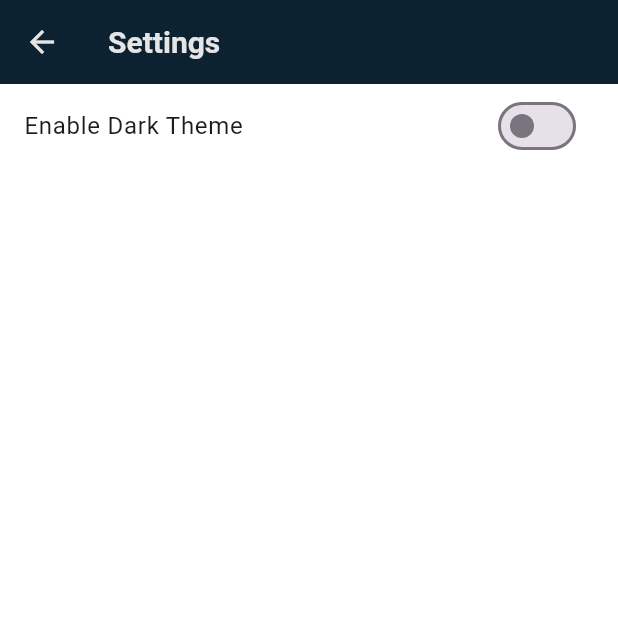
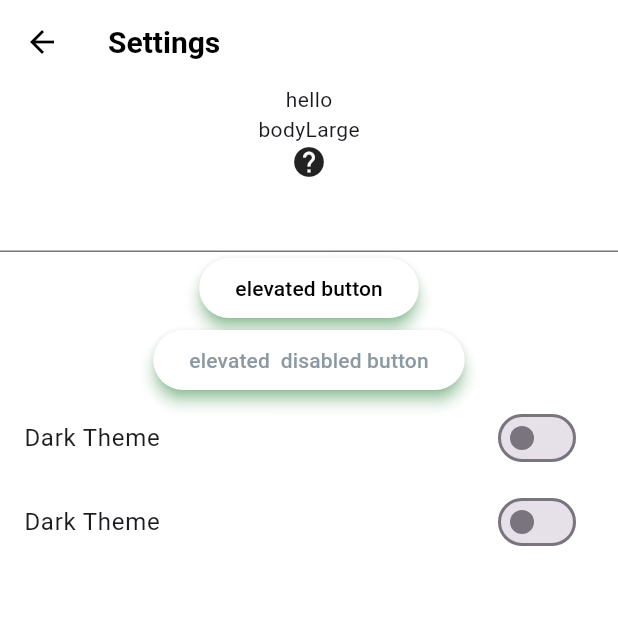
Before and after one commit to riyan-dcosta/ai_application_dct, a Flutter app: the SettingsPage screen opened by its route, on a phone screen of 412 x 824 dp, the top half of it. Run offline on Flutter 3.47's test engine with Material 2 defaults, Android fonts, the phone set to English and light mode, and no system bars; our stand-ins replace camera, dotted_border, file_picker, flutter_riverpod, freezed_annotation, go_router and 2 more; missing offline and left inert: camerawesome, circular_progress_bar_with_lines, flutter_pdfview, google_mlkit_face_detection, pigeon; generated files the repository leaves out were written again.

Commit message:
updates to theme options.

```diff
--- a/lib/features/settings/presentation/pages/settings_page.dart
+++ b/lib/features/settings/presentation/pages/settings_page.dart
@@ -13,13 +13,32 @@ class SettingsPage extends ConsumerWidget {
       ),
       body: Column(
         children: [
+          /// The below widgets are for testing theming
+          const Text("hello"),
+          const Text(
+            "bodyLarge",
+            style: TextStyle(),
+          ),
+          const Icon(Icons.help),
+          const TextField(),
+          ElevatedButton(
+              onPressed: () {}, child: const Text("elevated button")),
+          const ElevatedButton(
+              onPressed: null,
+              child: Text("elevated  "
+                  "disabled button")),
+          SwitchListTile(
+              title: const Text("Dark Theme"),
+              value: false,
+              onChanged: (value) {}),
+
+          /// Test widgets are above this comment
           Consumer(
             builder: (BuildContext context, WidgetRef ref, Widget? child) {
               final themeProviderObj = ref.read(appThemeProvider.notifier);
               final isDarkTheme = ref.watch(isDarkThemeSetProvider);
               return SwitchListTile(
-                  title:
-                      Text("${isDarkTheme ? 'Disable' : 'Enable'} Dark Theme"),
+                  title: const Text("Dark Theme"),
                   value: isDarkTheme,
                   onChanged: (bool value) {
                     themeProviderObj.setTheme(toDark: value);
```
Also changed, not shown: lib/core/config/theme/theme.dart (+45 -16 lines), lib/core/config/theme/theme.g.dart.
